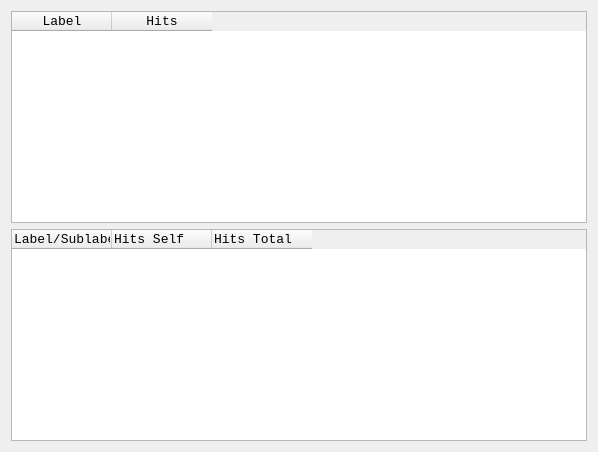
jnbarchan/6502assembler, file profilingstatisticswindow.ui: the form before one commit.
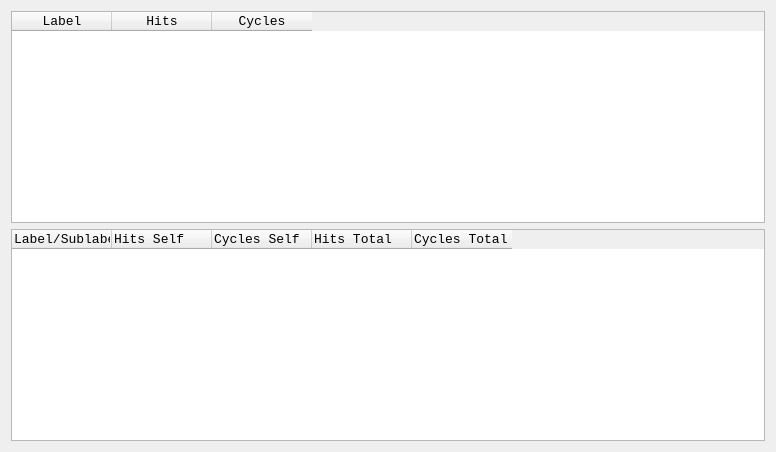
The form after the commit.

Commit message: Added cycle counts to profiling. Also fixed a bug in _memmove.

Diff of the .ui file:
```diff
--- a/profilingstatisticswindow.ui
+++ b/profilingstatisticswindow.ui
@@ -6,7 +6,7 @@
    <rect>
     <x>0</x>
     <y>0</y>
-    <width>598</width>
+    <width>776</width>
     <height>452</height>
    </rect>
   </property>
@@ -38,6 +38,11 @@
        <string>Hits</string>
       </property>
      </column>
+     <column>
+      <property name="text">
+       <string>Cycles</string>
+      </property>
+     </column>
     </widget>
    </item>
    <item>
@@ -52,7 +57,7 @@
       <string notr="true">QTreeView::item { border: 0.5px ; border-style: solid ; border-color: lightgray ;}</string>
      </property>
      <property name="columnCount">
-      <number>3</number>
+      <number>5</number>
      </property>
      <attribute name="headerStretchLastSection">
       <bool>false</bool>
@@ -70,11 +75,21 @@
        <set>AlignLeading|AlignVCenter</set>
       </property>
      </column>
+     <column>
+      <property name="text">
+       <string>Cycles Self</string>
+      </property>
+     </column>
      <column>
       <property name="text">
        <string>Hits Total</string>
       </property>
      </column>
+     <column>
+      <property name="text">
+       <string>Cycles Total</string>
+      </property>
+     </column>
     </widget>
    </item>
   </layout>
```
The commit also changes 6 other files.
